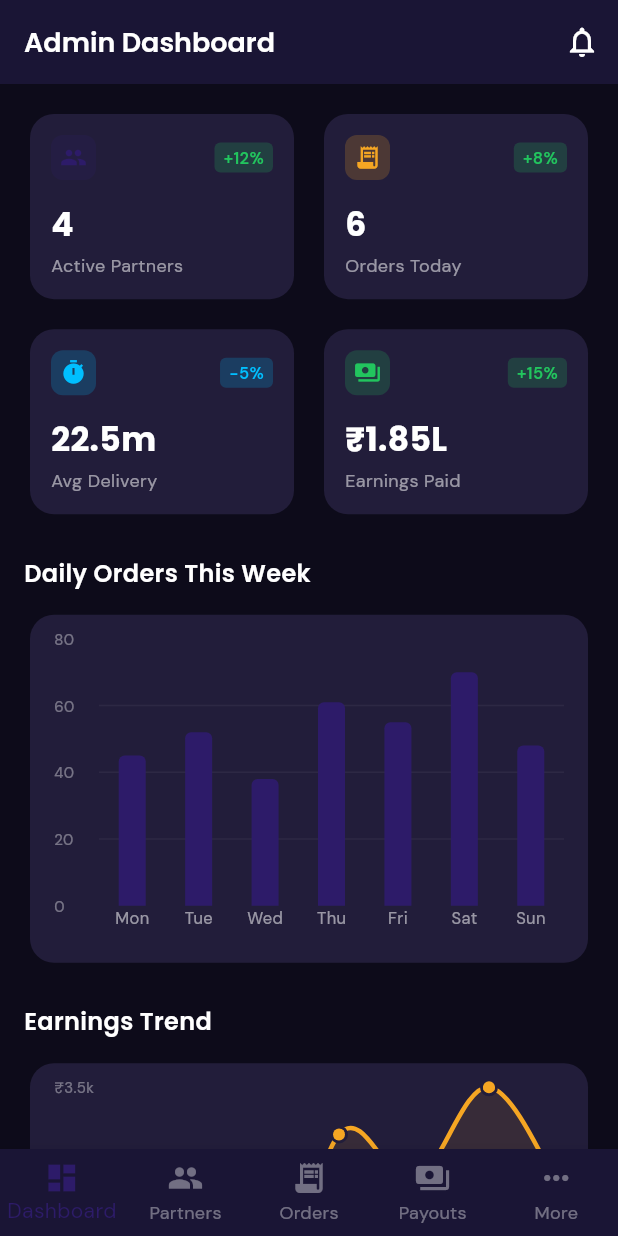
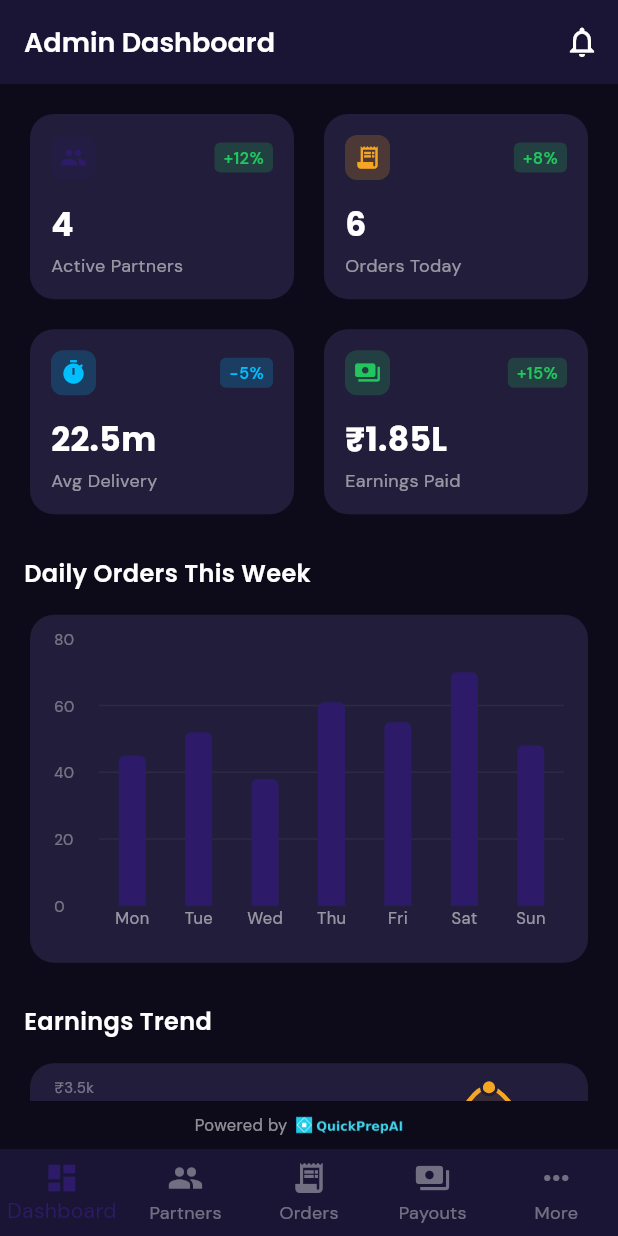
Before and after one commit to ashishsrivastava14/DeliveryPartnerApp, a Flutter app: the AdminShell screen opened by its route, on a phone screen of 412 x 824 dp. Run offline on Flutter 3.47's test engine with Material 3 defaults, Android fonts, the phone set to English and light mode, and no system bars; drawn by our look-alikes of fl_chart; our stand-ins replace get, go_router, google_fonts.

Commit message:
Add "Powered by QuickPrepAI" footer to multiple screens

```diff
--- a/delivery_partner_app/lib/core/widgets/common_widgets.dart
+++ b/delivery_partner_app/lib/core/widgets/common_widgets.dart
@@ -1,5 +1,51 @@
 import 'package:flutter/material.dart';
+import 'package:google_fonts/google_fonts.dart';
 import '../theme/app_theme.dart';
+
+/// "Powered by QuickPrepAI" footer widget shown app-wide.
+class PoweredByQuickPrepAI extends StatelessWidget {
+  /// Use [light] for dark backgrounds (white text), dark for light backgrounds.
+  final bool light;
+
+  const PoweredByQuickPrepAI({super.key, this.light = false});
+
+  @override
+  Widget build(BuildContext context) {
+    return Padding(
+      padding: const EdgeInsets.symmetric(vertical: 8),
+      child: Row(
+        mainAxisAlignment: MainAxisAlignment.center,
+        mainAxisSize: MainAxisSize.min,
+        children: [
+          Text(
+            'Powered by ',
+            style: GoogleFonts.dmSans(
+              fontSize: 11,
+              color: light ? Colors.white54 : AppColors.textSecondary,
+            ),
+          ),
+          ClipRRect(
+            borderRadius: BorderRadius.circular(4),
+            child: Image.asset(
+              'assets/images/QuickPrepAI_logo.png',
+              height: 16,
+              fit: BoxFit.contain,
+            ),
+          ),
+          const SizedBox(width: 4),
+          // Text(
+          //   'QuickPrepAI',
+          //   style: GoogleFonts.poppins(
+          //     fontSize: 11,
+          //     fontWeight: FontWeight.w600,
+          //     color: light ? Colors.white70 : AppColors.textPrimary,
+          //   ),
+          // ),
+        ],
+      ),
+    );
+  }
+}
 
 class AppWidgets {
   static Widget shimmerLoading({
--- a/delivery_partner_app/lib/screens/admin/admin_shell.dart
+++ b/delivery_partner_app/lib/screens/admin/admin_shell.dart
@@ -2,6 +2,7 @@ import 'package:flutter/material.dart';
 import 'package:get/get.dart';
 import '../../core/theme/app_theme.dart';
 import '../../controllers/admin_controller.dart';
+import '../../core/widgets/common_widgets.dart';
 import 'admin_dashboard_screen.dart';
 import 'admin_partners_screen.dart';
 import 'admin_orders_screen.dart';
@@ -86,7 +87,11 @@ class AdminShell extends StatelessWidget {
             )),
         bottomNavigationBar: isWide
             ? null
-            : Obx(() => BottomNavigationBar(
+            : Column(
+                mainAxisSize: MainAxisSize.min,
+                children: [
+                  const PoweredByQuickPrepAI(light: true),
+                  Obx(() => BottomNavigationBar(
                   currentIndex: controller.selectedNavIndex.value.clamp(0, 4),
                   onTap: (i) => controller.selectedNavIndex.value = i,
                   backgroundColor: AppColors.surfaceDark,
@@ -101,6 +106,8 @@ class AdminShell extends StatelessWidget {
                     BottomNavigationBarItem(icon: Icon(Icons.more_horiz), label: 'More'),
                   ],
                 )),
+                ],
+              ),
       ),
     );
   }
```
Also changed, not shown: delivery_partner_app/lib/screens/auth/login_screen.dart (+8 -0 lines), delivery_partner_app/lib/screens/auth/role_selector_screen.dart (+8 -0 lines), delivery_partner_app/lib/screens/auth/splash_screen.dart (+8 -1 lines), delivery_partner_app/lib/screens/partner/partner_shell.dart (+8 -1 lines).
